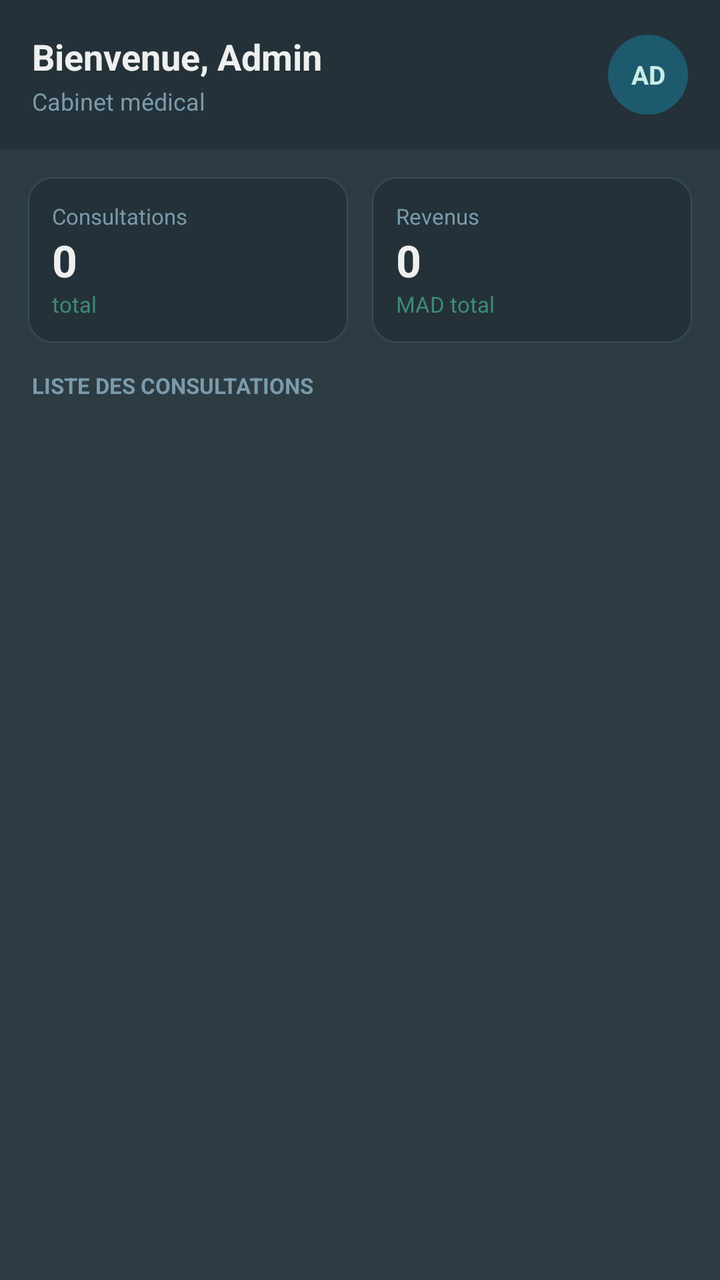
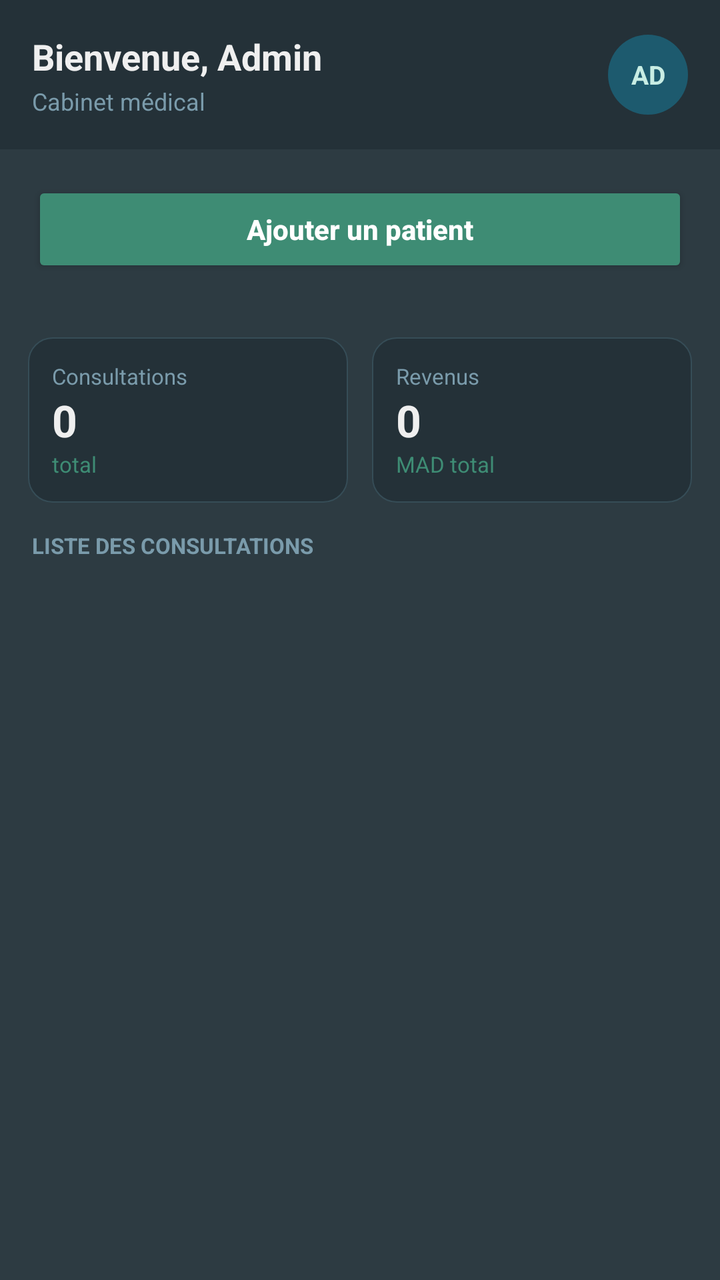

An Android layout rendered at two revisions. The XML below is the earlier revision; the diff shows what the commit changed to produce the second picture.
<!-- AndroidManifest.xml: application theme Theme.CabinetMedical -->
<!-- res/layout/layout1admin.xml -->
<?xml version="1.0" encoding="utf-8"?>
<LinearLayout
    xmlns:android="http://schemas.android.com/apk/res/android"
    android:layout_width="match_parent"
    android:layout_height="match_parent"
    android:orientation="vertical"
    android:background="#2D3B42">

    
    <LinearLayout
        android:layout_width="match_parent"
        android:layout_height="wrap_content"
        android:background="#243138"
        android:padding="16dp"
        android:orientation="horizontal"
        android:gravity="center_vertical">

        <LinearLayout
            android:layout_width="0dp"
            android:layout_height="wrap_content"
            android:layout_weight="1"
            android:orientation="vertical">

            <TextView
                android:layout_width="wrap_content"
                android:layout_height="wrap_content"
                android:text="Bienvenue, Admin"
                android:textColor="#EFEFEF"
                android:textSize="18sp"
                android:textStyle="bold"/>

            <TextView
                android:layout_width="wrap_content"
                android:layout_height="wrap_content"
                android:text="Cabinet médical"
                android:textColor="#7A9BAB"
                android:textSize="12sp"
                android:layout_marginTop="2dp"/>
        </LinearLayout>

        <TextView
            android:layout_width="40dp"
            android:layout_height="40dp"
            android:text="AD"
            android:textColor="#C8EDE4"
            android:textSize="13sp"
            android:textStyle="bold"
            android:gravity="center"
            android:background="@drawable/circle_teal"/>
    </LinearLayout>

    
    <LinearLayout
        android:layout_width="match_parent"
        android:layout_height="wrap_content"
        android:orientation="horizontal"
        android:padding="14dp"
        android:gravity="center_vertical">

        <LinearLayout
            android:layout_width="0dp"
            android:layout_height="wrap_content"
            android:layout_weight="1"
            android:layout_marginEnd="6dp"
            android:background="@drawable/card_dark"
            android:orientation="vertical"
            android:padding="12dp">

            <TextView
                android:id="@+id/tvStatConsultLabel"
                android:layout_width="wrap_content"
                android:layout_height="wrap_content"
                android:text="Consultations"
                android:textColor="#7A9BAB"
                android:textSize="11sp"/>

            <TextView
                android:id="@+id/tvStatConsultCount"
                android:layout_width="wrap_content"
                android:layout_height="wrap_content"
                android:text="0"
                android:textColor="#EFEFEF"
                android:textSize="22sp"
                android:textStyle="bold"/>

            <TextView
                android:layout_width="wrap_content"
                android:layout_height="wrap_content"
                android:text="total"
                android:textColor="#3E8C74"
                android:textSize="11sp"/>
        </LinearLayout>

        <LinearLayout
            android:layout_width="0dp"
            android:layout_height="wrap_content"
            android:layout_weight="1"
            android:layout_marginStart="6dp"
            android:background="@drawable/card_dark"
            android:orientation="vertical"
            android:padding="12dp">

            <TextView
                android:layout_width="wrap_content"
                android:layout_height="wrap_content"
                android:text="Revenus"
                android:textColor="#7A9BAB"
                android:textSize="11sp"/>

            <TextView
                android:id="@+id/tvStatRevenu"
                android:layout_width="wrap_content"
                android:layout_height="wrap_content"
                android:text="0"
                android:textColor="#EFEFEF"
                android:textSize="22sp"
                android:textStyle="bold"/>

            <TextView
                android:layout_width="wrap_content"
                android:layout_height="wrap_content"
                android:text="MAD total"
                android:textColor="#3E8C74"
                android:textSize="11sp"/>
        </LinearLayout>
    </LinearLayout>

    
    <TextView
        android:layout_width="match_parent"
        android:layout_height="wrap_content"
        android:text="LISTE DES CONSULTATIONS"
        android:textColor="#7A9BAB"
        android:textSize="11sp"
        android:textStyle="bold"
        android:paddingStart="16dp"
        android:paddingEnd="16dp"
        android:paddingBottom="8dp"/>

    
    <ScrollView
        android:layout_width="match_parent"
        android:layout_height="0dp"
        android:layout_weight="1"
        android:paddingStart="16dp"
        android:paddingEnd="16dp"
        android:paddingBottom="16dp"
        android:clipToPadding="false">

        <LinearLayout
            android:id="@+id/consultationContainer"
            android:layout_width="match_parent"
            android:layout_height="wrap_content"
            android:orientation="vertical"/>
    </ScrollView>
</LinearLayout>
<!-- resources referenced by this layout -->
<resources>
  <!-- drawable card_dark (drawable) -->
  <?xml version="1.0" encoding="utf-8"?>
  <shape xmlns:android="http://schemas.android.com/apk/res/android">
      <solid android:color="#243138"/>
      <corners android:radius="12dp"/>
      <stroke android:width="0.5dp" android:color="#364D57"/>
  </shape>
  <!-- drawable circle_teal (drawable) -->
  <?xml version="1.0" encoding="utf-8"?>
  <shape xmlns:android="http://schemas.android.com/apk/res/android"
      android:shape="oval">
      <solid android:color="#1D5A6E"/>
  </shape>
  <style name="Theme.CabinetMedical" parent="Base.Theme.CabinetMedical" />
  <style name="Base.Theme.CabinetMedical" parent="Theme.Material3.DayNight.NoActionBar">
          
          
      </style>
</resources>

<!-- the commit's change to res/layout/layout1admin.xml (unified diff, before → after) -->
@@ -48,6 +48,19 @@
             android:gravity="center"
             android:background="@drawable/circle_teal"/>
     </LinearLayout>
+
+    
+    <Button
+        android:id="@+id/btnAddPatient"
+        android:layout_width="match_parent"
+        android:layout_height="wrap_content"
+        android:layout_margin="16dp"
+        android:text="Ajouter un patient"
+        android:textAllCaps="false"
+        android:textColor="#FFFFFF"
+        android:backgroundTint="#3E8C74"
+        android:padding="12dp"
+        android:textStyle="bold"/>
 
     
     <LinearLayout
@@ -153,4 +166,5 @@
             android:layout_height="wrap_content"
             android:orientation="vertical"/>
     </ScrollView>
+
 </LinearLayout>
